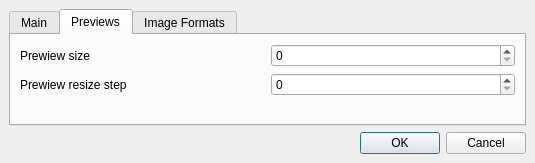
onto/effy, file settingswindow.ui: the form before one commit.
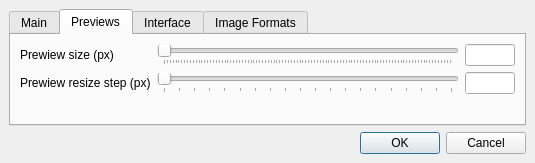
The form after the commit. The open tabs and pages were chosen to show the change.

The edit to the form file:
```diff
--- a/settingswindow.ui
+++ b/settingswindow.ui
@@ -77,31 +77,96 @@
          <layout class="QGridLayout" name="gridLayout_3">
           <item row="0" column="0">
            <layout class="QGridLayout" name="gridLayout_2">
-            <item row="0" column="1">
-             <widget class="QSpinBox" name="previewsizespinBox">
-              <property name="maximum">
-               <number>999</number>
-              </property>
-             </widget>
-            </item>
             <item row="0" column="0">
              <widget class="QLabel" name="previewsizelabel">
               <property name="text">
-               <string>Prewiew size</string>
+               <string>Prewiew size (px)</string>
               </property>
              </widget>
             </item>
             <item row="1" column="0">
              <widget class="QLabel" name="previewsteplabel">
               <property name="text">
-               <string>Prewiew resize step</string>
+               <string>Prewiew resize step (px)</string>
+              </property>
+             </widget>
+            </item>
+            <item row="0" column="2">
+             <widget class="QLineEdit" name="previewsizeEdit">
+              <property name="maximumSize">
+               <size>
+                <width>50</width>
+                <height>16777215</height>
+               </size>
               </property>
              </widget>
             </item>
             <item row="1" column="1">
-             <widget class="QSpinBox" name="previewstepspinBox">
+             <widget class="QSlider" name="previewstepSlider">
+              <property name="minimum">
+               <number>5</number>
+              </property>
               <property name="maximum">
-               <number>999</number>
+               <number>100</number>
+              </property>
+              <property name="singleStep">
+               <number>5</number>
+              </property>
+              <property name="value">
+               <number>5</number>
+              </property>
+              <property name="tracking">
+               <bool>true</bool>
+              </property>
+              <property name="orientation">
+               <enum>Qt::Horizontal</enum>
+              </property>
+              <property name="tickPosition">
+               <enum>QSlider::TicksBelow</enum>
+              </property>
+              <property name="tickInterval">
+               <number>5</number>
+              </property>
+             </widget>
+            </item>
+            <item row="1" column="2">
+             <widget class="QLineEdit" name="previewstepEdit">
+              <property name="maximumSize">
+               <size>
+                <width>50</width>
+                <height>16777215</height>
+               </size>
+              </property>
+             </widget>
+            </item>
+            <item row="0" column="1">
+             <widget class="QSlider" name="previewsizeSlider">
+              <property name="minimum">
+               <number>5</number>
+              </property>
+              <property name="maximum">
+               <number>1000</number>
+              </property>
+              <property name="singleStep">
+               <number>5</number>
+              </property>
+              <property name="value">
+               <number>5</number>
+              </property>
+              <property name="orientation">
+               <enum>Qt::Horizontal</enum>
+              </property>
+              <property name="invertedAppearance">
+               <bool>false</bool>
+              </property>
+              <property name="invertedControls">
+               <bool>false</bool>
+              </property>
+              <property name="tickPosition">
+               <enum>QSlider::TicksBelow</enum>
+              </property>
+              <property name="tickInterval">
+               <number>0</number>
               </property>
              </widget>
             </item>
@@ -122,6 +187,33 @@
           </item>
          </layout>
         </widget>
+        <widget class="QWidget" name="tab_4">
+         <attribute name="title">
+          <string>Interface</string>
+         </attribute>
+         <layout class="QGridLayout" name="gridLayout_5">
+          <item row="0" column="0">
+           <widget class="QCheckBox" name="toolbarBox">
+            <property name="text">
+             <string>Show toolbar</string>
+            </property>
+           </widget>
+          </item>
+          <item row="1" column="0">
+           <spacer name="verticalSpacer_3">
+            <property name="orientation">
+             <enum>Qt::Vertical</enum>
+            </property>
+            <property name="sizeHint" stdset="0">
+             <size>
+              <width>20</width>
+              <height>40</height>
+             </size>
+            </property>
+           </spacer>
+          </item>
+         </layout>
+        </widget>
         <widget class="QWidget" name="tab_3">
          <attribute name="title">
           <string>Image Formats</string>
```
Left out of the diff: 2 changed lines with no effect on the pictures.
